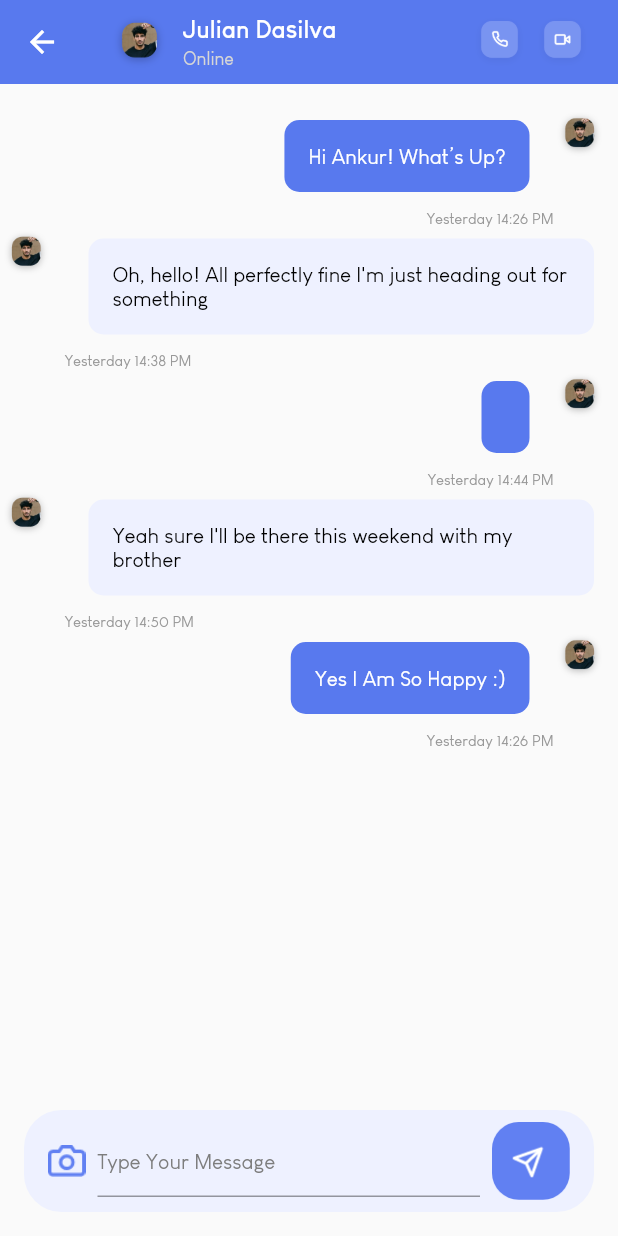
After one commit to tanzil114/chat_screens, a Flutter app: the screen it shows after launch, after a tap on "Julian Dasilva", on a phone screen of 412 x 824 dp. The commit adds this screen. Run offline on Flutter 3.47's test engine with Material 2 defaults, Android fonts, the phone set to English and light mode, and no system bars.

Commit message:
Added Chat Room Screen

```diff
--- /dev/null
+++ b/lib/screens/Chat_room_screen.dart
@@ -0,0 +1,276 @@
+import 'package:flutter/material.dart';
+
+enum msgType { text, image, audio, video }
+
+class ChatRoomScreen extends StatefulWidget {
+  @override
+  _ChatRoomScreenState createState() => _ChatRoomScreenState();
+}
+
+class _ChatRoomScreenState extends State<ChatRoomScreen> {
+  List<Map> messages = [
+    {
+      'userId': 1,
+      // 'sentByCurrentUser': false,
+      'text': 'Hi Ankur! What’s Up?',
+      'datetime': 'Yesterday 14:26 PM',
+      'isRead': true,
+      'type': msgType.text,
+      'image': 'assets/icons/profile.png'
+    },
+    {
+      'userId': 2,
+      // 'sentByCurrentUser': true,
+      'text':
+          'Oh, hello! All perfectly fine I\'m just heading out for something',
+      'datetime': 'Yesterday 14:38 PM',
+      'isRead': true,
+      'type': msgType.text,
+      'image': 'assets/icons/profile.png'
+    },
+    {
+      'userId': 1,
+      // 'sentByCurrentUser': false,
+      'text': null,
+      'datetime': 'Yesterday 14:44 PM',
+      'isRead': true,
+      'type': msgType.audio,
+      'image': 'assets/icons/profile.png'
+    },
+    {
+      'userId': 2,
+      // 'sentByCurrentUser': false,
+      'text': 'Yeah sure I\'ll be there this weekend with my brother',
+      'datetime': 'Yesterday 14:50 PM',
+      'isRead': false,
+      'image': 'assets/icons/profile.png'
+    },
+    {
+      'userId': 1,
+      // 'sentByCurrentUser': false,
+      'text': 'Yes I Am So Happy :)',
+      'datetime': 'Yesterday 14:26 PM',
+      'isRead': true,
+      'image': 'assets/icons/profile.png'
+    }
+  ];
+
+  int _currentUser = 1;
+  bool sentByCurrentUser = true;
+  @override
+  Widget build(BuildContext context) {
+    return Scaffold(
+      appBar: AppBar(
+        backgroundColor: Color(0xFF5879EE),
+        title: Padding(
+          padding: const EdgeInsets.symmetric(vertical: 36),
+          child: HeaderContainer(),
+        ),
+        elevation: 0,
+      ),
+      body: Padding(
+        padding: const EdgeInsets.symmetric(vertical: 16.0),
+        child: Column(
+          children: [
+            Expanded(
+              child: ListView(
+                  children: messages
+                      .map((e) => MessageWithImage(
+                          sentByCurrentUser: _currentUser == e['userId'],
+                          message: e))
+                      .toList()),
+            ),
+            Container(
+                margin: EdgeInsets.symmetric(horizontal: 16.0),
+                padding: EdgeInsets.symmetric(horizontal: 16.0, vertical: 8.0),
+                decoration: BoxDecoration(
+                  borderRadius: BorderRadius.circular(25),
+                  color: Color(0xFFEEF1FF),
+                ),
+                child: Row(
+                  mainAxisAlignment: MainAxisAlignment.spaceBetween,
+                  children: [
+                    Expanded(
+                      child: Row(
+                        children: [
+                          Image(
+                            image: AssetImage('assets/icons/icon-camera.png'),
+                            width: 25,
+                            height: 25,
+                          ),
+                          Flexible(
+                            child: Padding(
+                              padding:
+                                  const EdgeInsets.symmetric(horizontal: 8.0),
+                              child: TextFormField(
+                                decoration: InputDecoration(
+                                  hintText: 'Type Your Message',
+                                  hintStyle: TextStyle(
+                                      fontSize: 14, color: Color(0xFF7D7D7D)),
+                                ),
+                              ),
+                            ),
+                          ),
+                        ],
+                      ),
+                    ),
+                    Image(
+                      image: AssetImage('assets/icons/icon-send.png'),
+                      width: 52,
+                      height: 52,
+                    ),
+                  ],
+                )),
+          ],
+        ),
+      ),
+    );
+  }
+}
+
+class MessageWithImage extends StatelessWidget {
+  const MessageWithImage({
+    Key key,
+    @required this.sentByCurrentUser,
+    @required this.message,
+  }) : super(key: key);
+
+  final bool sentByCurrentUser;
+  final Map message;
+
+  @override
+  Widget build(BuildContext context) {
+    return Row(
+      mainAxisAlignment:
+          sentByCurrentUser ? MainAxisAlignment.end : MainAxisAlignment.start,
+      crossAxisAlignment: CrossAxisAlignment.start,
+      children: [
+        sentByCurrentUser
+            ? MessageContainer(
+                sentByCurrentUser: sentByCurrentUser, message: message)
+            : Container(),
+        Container(
+          padding: EdgeInsets.only(right: 8.0),
+          child: Image(
+            image: AssetImage(message['image']),
+            width: 35,
+            height: 35,
+          ),
+        ),
+        !sentByCurrentUser
+            ? MessageContainer(
+                sentByCurrentUser: sentByCurrentUser, message: message)
+            : Container(),
+      ],
+    );
+  }
+}
+
+class MessageContainer extends StatelessWidget {
+  const MessageContainer({
+    Key key,
+    @required this.sentByCurrentUser,
+    @required this.message,
+  }) : super(key: key);
+
+  final bool sentByCurrentUser;
+  final Map message;
+
+  @override
+  Widget build(BuildContext context) {
+    return Flexible(
+      child: Column(
+        crossAxisAlignment: sentByCurrentUser
+            ? CrossAxisAlignment.end
+            : CrossAxisAlignment.start,
+        children: [
+          Container(
+            margin: EdgeInsets.symmetric(horizontal: 16.0, vertical: 8.0),
+            padding: EdgeInsets.symmetric(horizontal: 16.0, vertical: 16.0),
+            decoration: BoxDecoration(
+              borderRadius: BorderRadius.circular(10),
+              color: sentByCurrentUser ? Color(0xFF5879EE) : Color(0xFFEEF1FF),
+            ),
+            child: Text(
+              message['text'] ?? '',
+              style: TextStyle(
+                  color: sentByCurrentUser ? Colors.white : Colors.black),
+            ),
+          ),
+          Padding(
+            padding: const EdgeInsets.only(top: 4.0),
+            child: Text(
+              message['datetime'] ?? '',
+              style: TextStyle(
+                color: Color(0xFF989898),
+                fontSize: 10,
+              ),
+            ),
+          ),
+        ],
+      ),
+    );
+  }
+}
+
+class HeaderContainer extends StatelessWidget {
+  const HeaderContainer({
+    Key key,
+  }) : super(key: key);
+
+  @override
+  Widget build(BuildContext context) {
+    return Container(
+      child: Row(
+        children: [
+          Container(
+            padding: EdgeInsets.only(right: 8.0),
+            child: Image(
+              image: AssetImage('assets/icons/profile.png'),
+              width: 42,
+              height: 42,
+            ),
+          ),
+          GestureDetector(
+            onTap: () => Navigator.push(context,
+                MaterialPageRoute(builder: (context) => ChatRoomScreen())),
+            child: Column(
+              crossAxisAlignment: CrossAxisAlignment.start,
+              children: [
+                Text(
+                  'Julian Dasilva',
+                  style: TextStyle(
+                    color: Colors.white,
+                    fontSize: 16,
+                    fontWeight: FontWeight.bold,
+                  ),
+                ),
+                Padding(
+                  padding: const EdgeInsets.only(top: 4.0),
+                  child: Text(
+                    'Online',
+                    style: TextStyle(
+                      color: Color(0xFFD6D6D6),
+                      fontSize: 12,
+                    ),
+                  ),
+                ),
+              ],
+            ),
+          ),
+          Spacer(),
+          Image(
+            image: AssetImage('assets/icons/icon-voice-call.png'),
+            width: 42,
+            height: 42,
+          ),
+          Image(
+            image: AssetImage('assets/icons/icon-video-call.png'),
+            width: 42,
+            height: 42,
+          ),
+        ],
+      ),
+    );
+  }
+}
--- a/lib/screens/chats_screen.dart
+++ b/lib/screens/chats_screen.dart
@@ -1,3 +1,4 @@
+import 'package:chat_screens/screens/Chat_room_screen.dart';
 import 'package:flutter/material.dart';
 
 class ChatsScreen extends StatefulWidget {
@@ -28,9 +29,11 @@ class _ChatsScreenState extends State<ChatsScreen> {
         centerTitle: true,
         elevation: 0,
       ),
-      bottomNavigationBar: BottomNavigationBar(
+      bottomNavigationBar: Container(
+        child: BottomNavigationBar(
+          type: BottomNavigationBarType.fixed,
           currentIndex: _currentIndex,
-        selectedItemColor: Colors.amber[400],
+          selectedItemColor: Colors.black,
           unselectedItemColor: Colors.grey,
           onTap: _onTap,
           items: [
@@ -61,6 +64,7 @@ class _ChatsScreenState extends State<ChatsScreen> {
                 ),
                 label: ''),
           ],
+        ),
       ),
       body: Container(
         child: Column(
@@ -163,7 +167,10 @@ class ChatContainer extends StatelessWidget {
               height: 55,
             ),
           ),
-          Column(
+          GestureDetector(
+            onTap: () => Navigator.push(context,
+                MaterialPageRoute(builder: (context) => ChatRoomScreen())),
+            child: Column(
               crossAxisAlignment: CrossAxisAlignment.start,
               children: [
                 Text(
@@ -185,6 +192,7 @@ class ChatContainer extends StatelessWidget {
                   ),
                 ),
               ],
+            ),
           ),
           Spacer(),
           Column(
```
Also changed, not shown: assets/icons/Icon feather-camera.png (added), assets/icons/audio-track.png (added), assets/icons/icon-camera.png (added), assets/icons/icon-drawer.png (added), assets/icons/icon-play.png (added), assets/icons/icon-send.png (added), assets/icons/icon-video-call.png (added), assets/icons/icon-voice-call.png (added). Lines whose indentation alone changed are shown as unchanged.
